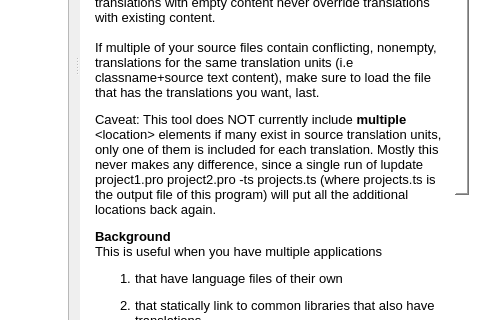
First picture: the form in combinetranslationfiles.ui, repository savolai/Merge-Qt-TS-files, before the edit; both pictures show x 620 to 1100 and y 294 to 614 of the 1100 by 718 pixel window.
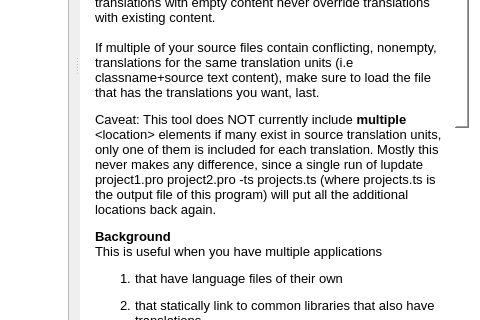
Second picture: the form after the edit.

Patch:
```diff
--- a/combinetranslationfiles.ui
+++ b/combinetranslationfiles.ui
@@ -427,7 +427,9 @@
 &lt;p style=&quot; margin-top:0px; margin-bottom:0px; margin-left:0px; margin-right:0px; -qt-block-indent:0; text-indent:0px;&quot;&gt;&lt;span style=&quot; font-family:'Segoe UI,Arial,Helvetica,MS Shell Dlg 2'; font-size:10pt;&quot;&gt;Thanks @David Faure for pointing me in the right direction.&lt;/span&gt;&lt;/p&gt;
 &lt;p style=&quot;-qt-paragraph-type:empty; margin-top:0px; margin-bottom:0px; margin-left:0px; margin-right:0px; -qt-block-indent:0; text-indent:0px; font-family:'Segoe UI,Arial,Helvetica,MS Shell Dlg 2'; font-size:10pt;&quot;&gt;&lt;br /&gt;&lt;/p&gt;
 &lt;p style=&quot; margin-top:0px; margin-bottom:0px; margin-left:0px; margin-right:0px; -qt-block-indent:0; text-indent:0px;&quot;&gt;&lt;span style=&quot; font-family:'Segoe UI,Arial,Helvetica,MS Shell Dlg 2'; font-size:10pt;&quot;&gt;Another option might be to load first the app specific language file and then on top of that, the translations for the common components. This occured to me too late. \o/ however, having all project translations in a single file tends to be a cleaner solution overall, as you will always know what has already been translated.&lt;/span&gt;&lt;/p&gt;
-&lt;p style=&quot;-qt-paragraph-type:empty; margin-top:0px; margin-bottom:0px; margin-left:0px; margin-right:0px; -qt-block-indent:0; text-indent:0px; font-family:'Segoe UI,Arial,Helvetica,MS Shell Dlg 2'; font-size:10pt;&quot;&gt;&lt;br /&gt;&lt;/p&gt;&lt;/body&gt;&lt;/html&gt;</string>
+&lt;p style=&quot; margin-top:12px; margin-bottom:12px; margin-left:0px; margin-right:0px; -qt-block-indent:0; text-indent:0px;&quot;&gt;&lt;a name=&quot;js-repo-pjax-container&quot;&gt;&lt;/a&gt;&lt;span style=&quot; font-family:'Segoe UI,Arial,Helvetica,MS Shell Dlg 2'; font-size:10pt;&quot;&gt;O&lt;/span&gt;&lt;span style=&quot; font-family:'Segoe UI,Arial,Helvetica,MS Shell Dlg 2'; font-size:10pt;&quot;&gt;ther options that might help:&lt;/span&gt;&lt;/p&gt;
+&lt;ol style=&quot;margin-top: 0px; margin-bottom: 0px; margin-left: 0px; margin-right: 0px; -qt-list-indent: 1;&quot;&gt;&lt;li style=&quot; font-family:'Segoe UI,Arial,Helvetica,MS Shell Dlg 2'; font-size:10pt;&quot; style=&quot; margin-top:12px; margin-bottom:0px; margin-left:0px; margin-right:0px; -qt-block-indent:0; text-indent:0px;&quot;&gt;When loading translation files into your app, first load the app specific language file and then on top of that, the translations for the common components. This occured to me too late. \o/ however, having all project translations in a single file tends to be a cleaner solution overall, as you will always know what has already been translated.&lt;/li&gt;
+&lt;li style=&quot; font-family:'Segoe UI,Arial,Helvetica,MS Shell Dlg 2'; font-size:10pt;&quot; style=&quot; margin-top:0px; margin-bottom:12px; margin-left:0px; margin-right:0px; -qt-block-indent:0; text-indent:0px;&quot;&gt;Using an XML merging tool such as those mentioned &lt;a href=&quot;http://stackoverflow.com/questions/80609/merge-xml-documents&quot;&gt;&lt;span style=&quot; text-decoration: underline; color:#0000ff;&quot;&gt;in this StackOverflow post&lt;/span&gt;&lt;/a&gt; might also work, but I enjoyed making this and emh, now we have a GUI :)&lt;/li&gt;&lt;/ol&gt;&lt;/body&gt;&lt;/html&gt;</string>
        </property>
       </widget>
      </item>
```
